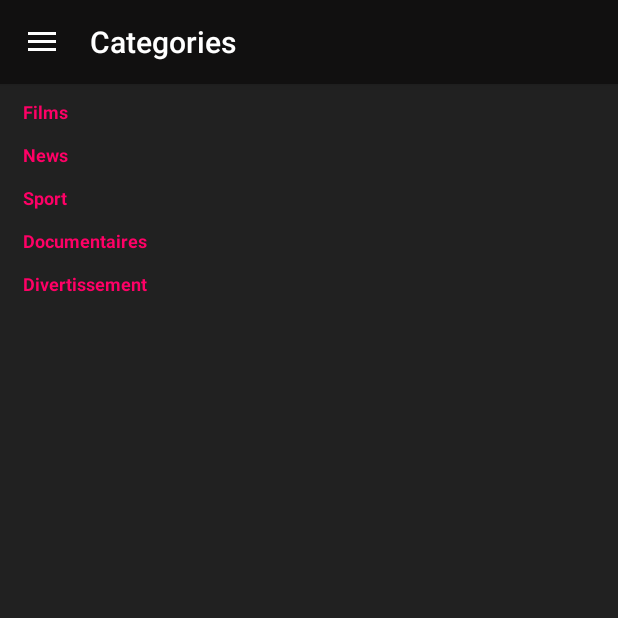
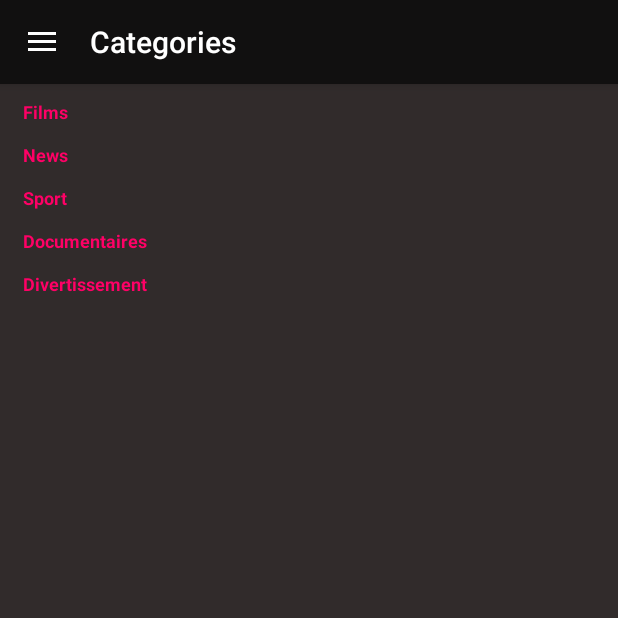
Before and after one commit to tech7dev/Tele2Watch, an Android app: the MainActivity screen opened directly, with no data from a screen before it, in the side drawer, after a tap on "Categories", on a phone screen of 412 x 824 dp, the top half of it. Run offline under Robolectric (Android 15) with nearby library versions, the phone set to English and light mode, and no system bars; our stand-ins replace Volley; network calls fail; pictures from the network do not load.

Commit message:
Commit 7

```diff
--- a/app/src/main/java/com/tech7/tele2watch/activities/ChannelsActivity.java
+++ b/app/src/main/java/com/tech7/tele2watch/activities/ChannelsActivity.java
@@ -14,6 +14,7 @@ import android.view.Menu;
 import android.view.MenuInflater;
 import android.view.MenuItem;
 import android.view.View;
+import android.view.inputmethod.EditorInfo;
 import android.widget.Filter;
 import android.widget.Filterable;
 
@@ -148,6 +149,7 @@ public class ChannelsActivity extends AppCompatActivity implements DefaultChanne
 
         MenuItem searchItem = menu.findItem(R.id.action_search);
         SearchView searchView = (SearchView) searchItem.getActionView();
+        searchView.setImeOptions(EditorInfo.IME_ACTION_DONE);
         searchView.setOnQueryTextListener(new SearchView.OnQueryTextListener() {
             @Override
             public boolean onQueryTextSubmit(String query) {
--- a/app/src/main/java/com/tech7/tele2watch/activities/ChannelsByCountryActivity.java
+++ b/app/src/main/java/com/tech7/tele2watch/activities/ChannelsByCountryActivity.java
@@ -7,6 +7,7 @@ import android.view.Menu;
 import android.view.MenuInflater;
 import android.view.MenuItem;
 import android.view.View;
+import android.view.inputmethod.EditorInfo;
 import android.widget.Toast;
 
 import androidx.appcompat.app.ActionBar;
@@ -179,6 +180,7 @@ public class ChannelsByCountryActivity extends AppCompatActivity implements Defa
 
         MenuItem searchItem = menu.findItem(R.id.action_search);
         SearchView searchView = (SearchView) searchItem.getActionView();
+        searchView.setImeOptions(EditorInfo.IME_ACTION_DONE);
         searchView.setOnQueryTextListener(new SearchView.OnQueryTextListener() {
             @Override
             public boolean onQueryTextSubmit(String query) {
--- a/app/src/main/java/com/tech7/tele2watch/activities/CountriesActivity.java
+++ b/app/src/main/java/com/tech7/tele2watch/activities/CountriesActivity.java
@@ -15,6 +15,7 @@ import android.view.Menu;
 import android.view.MenuInflater;
 import android.view.MenuItem;
 import android.view.View;
+import android.view.inputmethod.EditorInfo;
 import android.widget.Toast;
 
 import com.android.volley.Request;
@@ -155,6 +156,7 @@ public class CountriesActivity extends AppCompatActivity implements CountriesAda
 
         MenuItem searchItem = menu.findItem(R.id.action_search);
         SearchView searchView = (SearchView) searchItem.getActionView();
+        searchView.setImeOptions(EditorInfo.IME_ACTION_DONE);
         searchView.setOnQueryTextListener(new SearchView.OnQueryTextListener() {
             @Override
             public boolean onQueryTextSubmit(String query) {
--- a/app/src/main/res/layout/activity_main.xml
+++ b/app/src/main/res/layout/activity_main.xml
@@ -31,7 +31,7 @@
         android:id="@+id/main_content"
         android:layout_width="match_parent"
         android:layout_height="match_parent"
-        android:background="@color/colorPrimary">
+        android:background="@color/colorPrimaryDark2">
 
         <androidx.constraintlayout.widget.ConstraintLayout
             android:layout_width="match_parent"
--- a/app/src/main/res/values/colors.xml
+++ b/app/src/main/res/values/colors.xml
@@ -13,7 +13,7 @@
     <color name="white">#ffffff</color>
     <color name="whiteSmoke">#f7f7f7</color>
     <color name="gray">#BDB7B9</color>
-    <color name="colorPrimaryDark2">#010142</color>
+    <color name="colorPrimaryDark2">#312B2B</color>
 
 
     <color name="overlay_dark_10">#1A000000</color>
```
